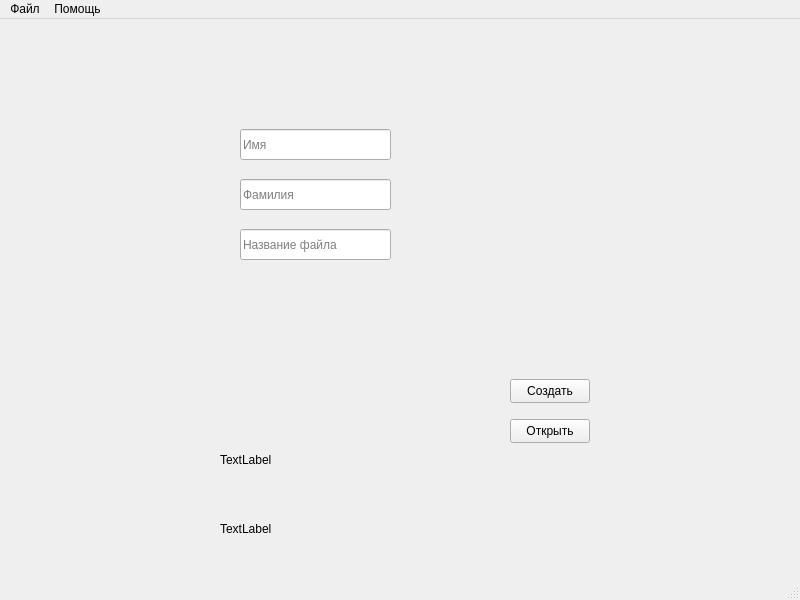
Above: mainwindow.ui from dOOmcLiF/OdtDocumentCreator_test before the change. Below: the same form after it.
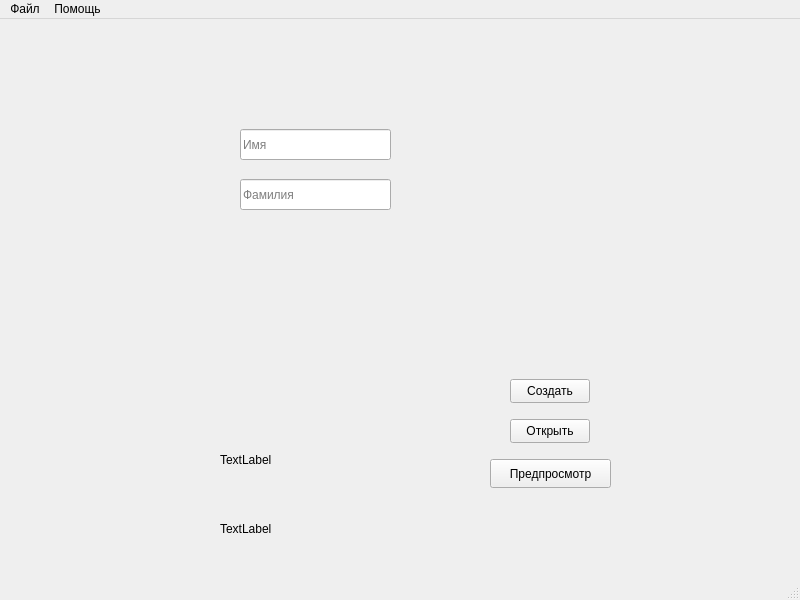
That is the form after the change.

Commit message: Добавлена функция предпросмотра

What changed in the file:
```diff
--- a/mainwindow.ui
+++ b/mainwindow.ui
@@ -27,19 +27,6 @@
      <string>Создать</string>
     </property>
    </widget>
-   <widget class="QLineEdit" name="nameOfFileEdit">
-    <property name="geometry">
-     <rect>
-      <x>240</x>
-      <y>210</y>
-      <width>151</width>
-      <height>31</height>
-     </rect>
-    </property>
-    <property name="placeholderText">
-     <string>Название файла</string>
-    </property>
-   </widget>
    <widget class="QLineEdit" name="nameEdit">
     <property name="geometry">
      <rect>
@@ -105,6 +92,19 @@
      <string>TextLabel</string>
     </property>
    </widget>
+   <widget class="QPushButton" name="previewButton">
+    <property name="geometry">
+     <rect>
+      <x>490</x>
+      <y>440</y>
+      <width>121</width>
+      <height>29</height>
+     </rect>
+    </property>
+    <property name="text">
+     <string>Предпросмотр</string>
+    </property>
+   </widget>
   </widget>
   <widget class="QMenuBar" name="menubar">
    <property name="geometry">
```
Left out of the diff: 11 changed lines with no effect on the pictures. The commit also changes 2 other files.
